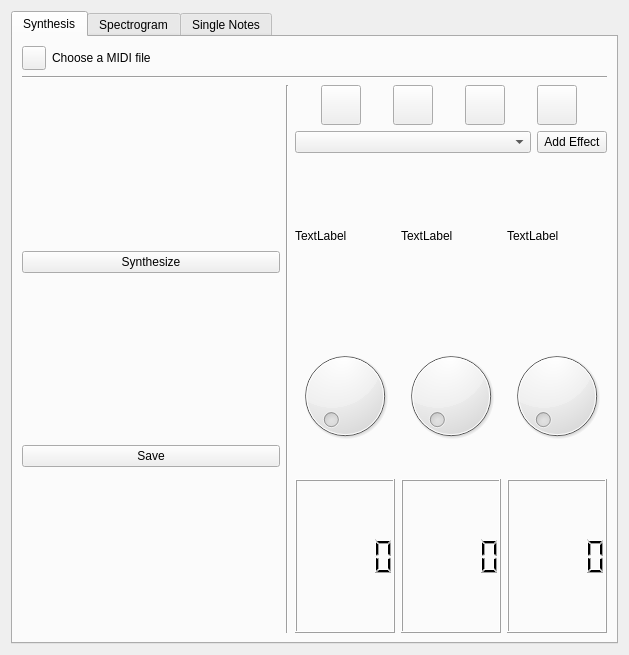
This is designer/gui.ui in AlexStephan/ASSD_TP2 as Qt 5 draws it before an edit. The edited form follows.
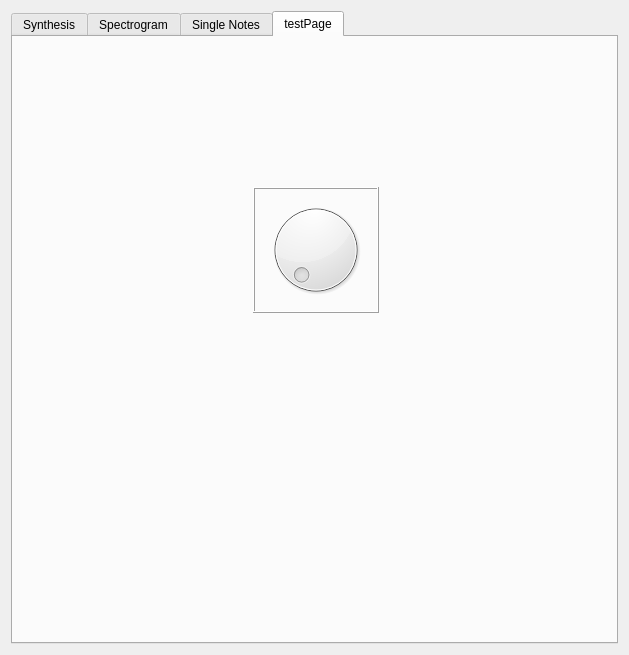
This is the edited form. The open tabs and pages were chosen to show the change.

Commit message: testing add and delete widgets on the go

What changed in the file:
```diff
--- a/designer/gui.ui
+++ b/designer/gui.ui
@@ -654,6 +654,32 @@
        </item>
       </layout>
      </widget>
+     <widget class="QWidget" name="tab_test">
+      <attribute name="title">
+       <string>testPage</string>
+      </attribute>
+      <widget class="QFrame" name="frame_test">
+       <property name="geometry">
+        <rect>
+         <x>240</x>
+         <y>150</y>
+         <width>126</width>
+         <height>126</height>
+        </rect>
+       </property>
+       <property name="frameShape">
+        <enum>QFrame::Box</enum>
+       </property>
+       <property name="frameShadow">
+        <enum>QFrame::Raised</enum>
+       </property>
+       <layout class="QVBoxLayout" name="verticalLayout_12">
+        <item>
+         <widget class="QDial" name="dial_4"/>
+        </item>
+       </layout>
+      </widget>
+     </widget>
     </widget>
    </item>
   </layout>
```
Left out of the diff: 34 changed lines with no effect on the pictures. The commit also changes 2 other files.
